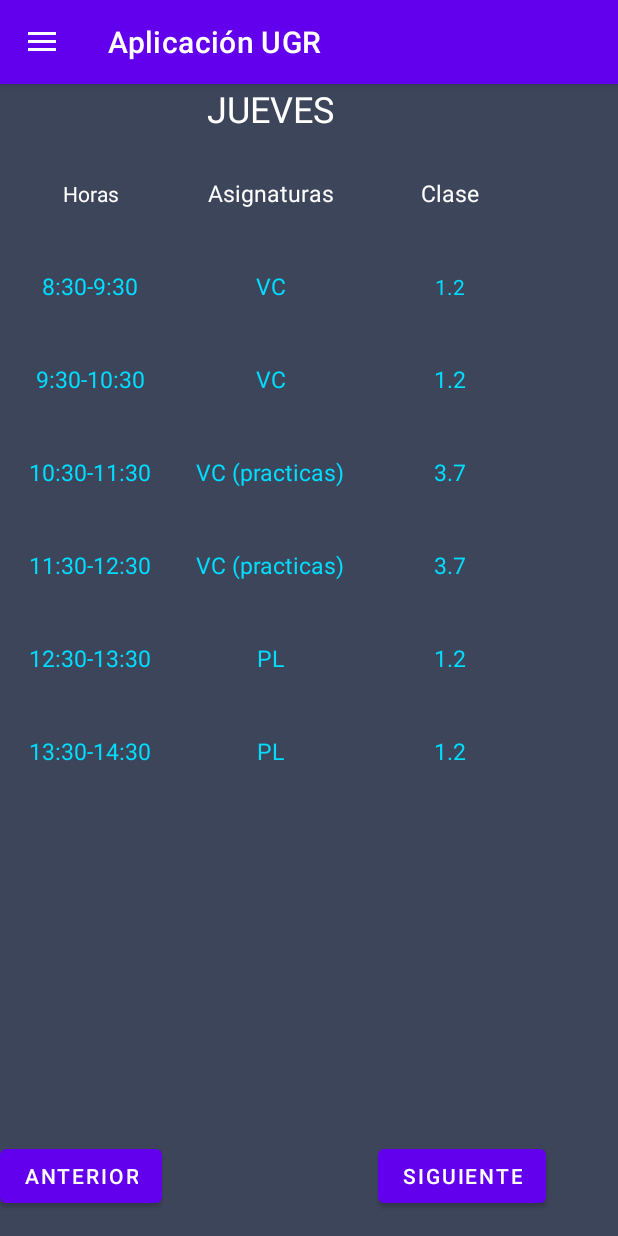
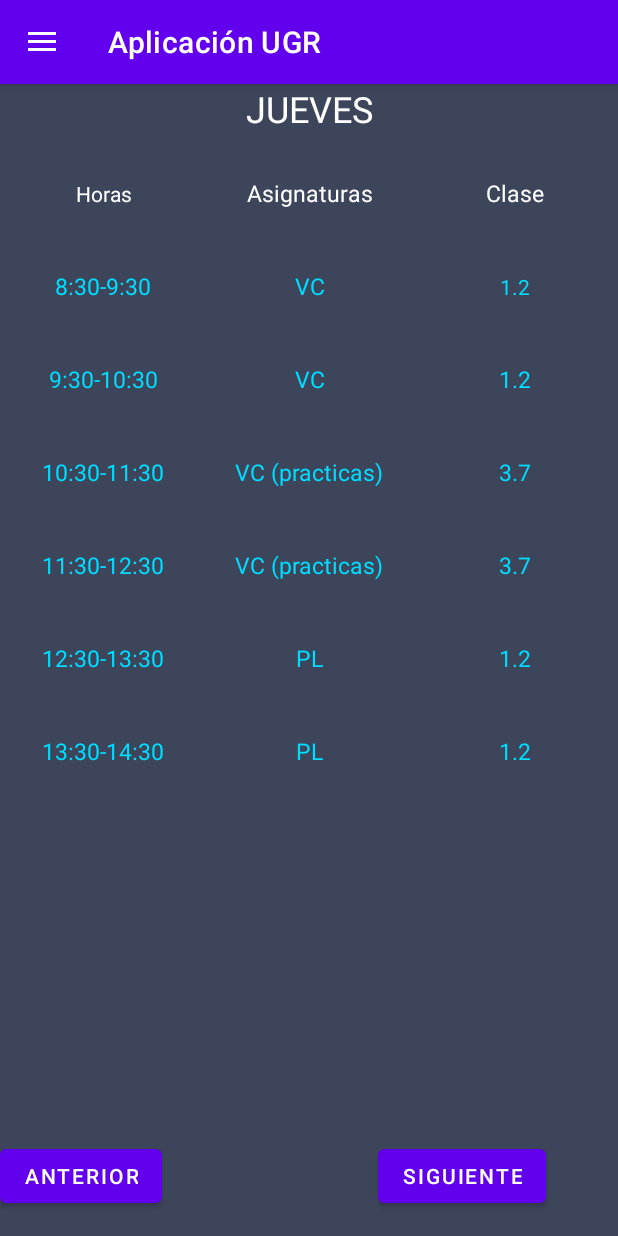
Before and after one commit to MiklosLaszlo/NPI, an Android app: the screen it shows after launch (MainActivity), in the side drawer, after a tap on "Horarios", on a phone screen of 412 x 824 dp. Run offline under Robolectric (Android 15) with nearby library versions, the phone set to English and light mode, and no system bars; libraries missing offline, so code that uses them is left out: com.google.ar.core, com.google.ar.sceneform, com.journeyapps.barcodescanner; 8 statements that could not run were skipped.

Commit message:
Horario bonito

```diff
--- a/NPI_P3/app/src/main/res/layout/horarios_bonitos.xml
+++ b/NPI_P3/app/src/main/res/layout/horarios_bonitos.xml
@@ -15,7 +15,6 @@
         android:text="Siguiente"
         app:layout_constraintBottom_toBottomOf="parent"
         app:layout_constraintStart_toStartOf="parent" />
-
 
 
     <Button
@@ -40,23 +39,24 @@
 
         <HorizontalScrollView
             android:id="@+id/hscrll1"
-            android:layout_width="450dp"
-            android:layout_height="1800dp">
+            android:layout_width="match_parent"
+            android:layout_height="match_parent">
 
-            <RelativeLayout
+            <LinearLayout
                 android:id="@+id/HORARIOSSS"
-                android:layout_width="fill_parent"
-                android:layout_height="fill_parent"
+                android:layout_width="match_parent"
+                android:layout_height="match_parent"
 
 
                 android:orientation="vertical">
 
                 <TableLayout
                     android:id="@+id/table_main"
-                    android:layout_width="fill_parent"
+                    android:layout_width="match_parent"
                     android:layout_height="fill_parent"
 
                     android:stretchColumns="*">
+
                     <TableRow
                         android:layout_width="match_parent"
                         android:layout_height="match_parent">
@@ -84,6 +84,7 @@
                             android:layout_weight="1" />
 
                     </TableRow>
+
                     <TableRow
                         android:layout_width="match_parent"
                         android:layout_height="match_parent">
@@ -328,7 +329,7 @@
                             android:textSize="15sp" />
                     </TableRow>
                 </TableLayout>
-            </RelativeLayout>
+            </LinearLayout>
         </HorizontalScrollView>
 
     </RelativeLayout>
```
